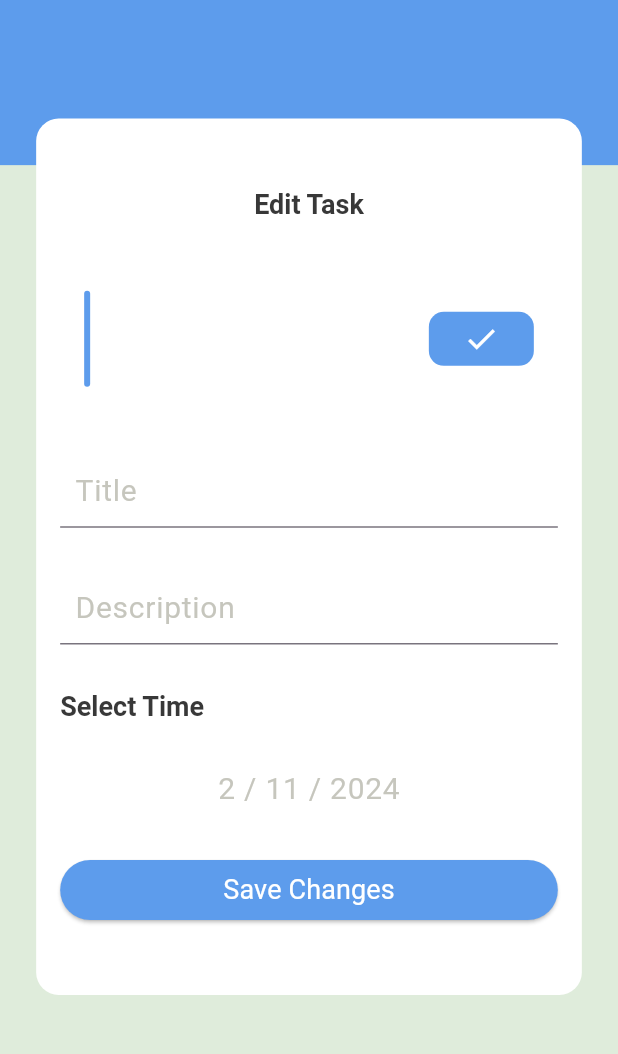
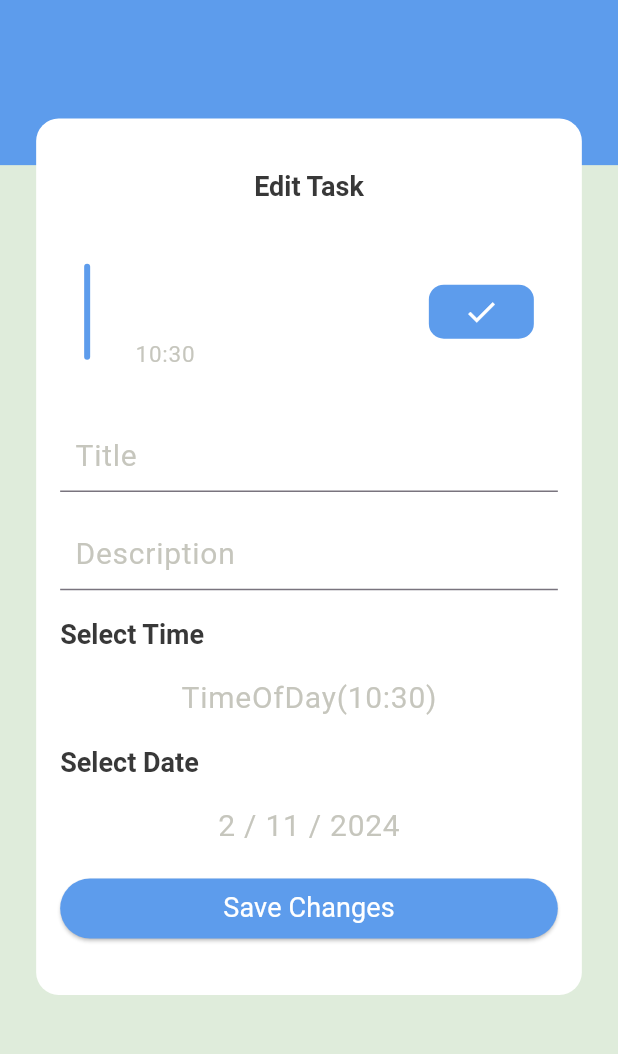
Before and after one commit to HeroHi/todo, a Flutter app: the TaskEdit screen opened directly with empty values, on a phone screen of 412 x 824 dp, the part 62-1116 px from its top. Run offline on Flutter 3.47's test engine with Material 3 defaults, Android fonts, the phone set to English and light mode, and no system bars; our stand-ins replace cloud_firestore, easy_date_timeline, firebase_auth, firebase_core, flutter_slidable, fluttertoast and 1 more; accounts and stored records are empty.

Commit message:
Added time picker and localization files.

```diff
--- a/lib/ui/screens/home/tabs/tasks/task_card.dart
+++ b/lib/ui/screens/home/tabs/tasks/task_card.dart
@@ -50,6 +50,11 @@ class _TaskCardState extends State<TaskCard> {
               Text(
                 widget.taskModel.description,
                 style: widget.theme.textTheme.titleMedium,
+              ),
+              Text(
+                "${widget.taskModel.date.hour}:${widget.taskModel.date.minute}",
+                style:
+                    widget.theme.textTheme.labelMedium!.copyWith(fontSize: 15),
               )
             ],
           ),
--- a/lib/ui/screens/task_edit/task_edit.dart
+++ b/lib/ui/screens/task_edit/task_edit.dart
@@ -4,26 +4,35 @@ import 'package:todo_app/models/task_model.dart';
 import 'package:todo_app/providers/tasks_provider.dart';
 import 'package:todo_app/ui/screens/home/tabs/tasks/task_card.dart';
 import 'package:todo_app/utils/app_text_styles.dart';
-import 'package:todo_app/widgets/my_date_picker.dart';
+import 'package:todo_app/utils/extensions/datetime_extension.dart';
 import 'package:todo_app/widgets/my_text_field.dart';
 import 'package:todo_app/widgets/show_toast.dart';
 
 import '../../../utils/app_colors.dart';
 
-class TaskEdit extends StatelessWidget {
-  late ThemeData theme;
-  TextEditingController titleController = TextEditingController();
-  TextEditingController descriptionController = TextEditingController();
-  DateTime selectedDate = DateTime.now();
-  late TasksProvider tasksProvider;
+class TaskEdit extends StatefulWidget {
   static String routeName = "taskEdit";
 
-  TaskEdit({super.key});
+  const TaskEdit({super.key});
+
+  @override
+  State<TaskEdit> createState() => _TaskEditState();
+}
+
+class _TaskEditState extends State<TaskEdit> {
+  late ThemeData theme;
+
+  TextEditingController titleController = TextEditingController();
+  TimeOfDay time = TimeOfDay.now();
+  TextEditingController descriptionController = TextEditingController();
+  late TaskModel taskModel;
+  late TasksProvider tasksProvider;
 
   @override
   Widget build(BuildContext context) {
     theme = Theme.of(context);
     tasksProvider = Provider.of(context);
+    taskModel = ModalRoute.of(context)!.settings.arguments as TaskModel;
     return Scaffold(
       resizeToAvoidBottomInset: true,
       appBar: AppBar(
@@ -47,8 +56,6 @@ class TaskEdit extends StatelessWidget {
   }
 
   Container _buildEditBox(BuildContext context) {
-    TaskModel taskModel =
-        ModalRoute.of(context)!.settings.arguments as TaskModel;
     return Container(
       padding: const EdgeInsets.all(16),
       margin: const EdgeInsets.only(bottom: 55),
@@ -80,7 +87,13 @@ class TaskEdit extends StatelessWidget {
             style: theme.textTheme.titleLarge,
             textAlign: TextAlign.start,
           ),
-          MyDatePicker(selectedDate: selectedDate),
+          _buildTimePicker(),
+          Text(
+            "Select Date",
+            style: theme.textTheme.titleLarge,
+            textAlign: TextAlign.start,
+          ),
+          _buildDatePicker(),
           ElevatedButton(
               style: ElevatedButton.styleFrom(
                 backgroundColor: AppColors.primary,
@@ -90,11 +103,14 @@ class TaskEdit extends StatelessWidget {
                     taskId: taskModel.id,
                     title: titleController.text,
                     description: descriptionController.text,
-                    date: selectedDate,
+                    date: taskModel.date,
                     isDone: taskModel.isDone);
+                taskModel.title = titleController.text;
+                taskModel.description = descriptionController.text;
                 showToast(
                     msg: "Task edited successfully",
                     color: AppColors.doneColor);
+                setState(() {});
               },
               child: Text(
                 "Save Changes",
@@ -122,4 +138,52 @@ class TaskEdit extends StatelessWidget {
       ],
     );
   }
+
+  Future<void> _showMyDatePicker() async {
+    taskModel.date = await (showDatePicker(
+            initialDate: taskModel.date,
+            currentDate: taskModel.date,
+            context: context,
+            firstDate: DateTime.now(),
+            lastDate: DateTime(2026))) ??
+        taskModel.date;
+  }
+
+  Widget _buildDatePicker() {
+    return Center(
+      child: InkWell(
+        onTap: () async {
+          await _showMyDatePicker();
+          setState(() {});
+        },
+        child: Text(
+          taskModel.date.formattedDate(),
+          style: theme.textTheme.labelMedium,
+        ),
+      ),
+    );
+  }
+
+  Future<void> _showMyTimePicker() async {
+    time = await showTimePicker(
+            context: context,
+            initialTime: TimeOfDay.fromDateTime(taskModel.date)) ??
+        time;
+    taskModel.date =
+        taskModel.date.copyWith(hour: time.hour, minute: time.minute);
+  }
+
+  Widget _buildTimePicker() {
+    return Center(
+      child: InkWell(
+        onTap: () async {
+          await _showMyTimePicker();
+        },
+        child: Text(
+          time.toString(),
+          style: theme.textTheme.labelMedium,
+        ),
+      ),
+    );
+  }
 }
--- a/lib/widgets/my_date_picker.dart
+++ /dev/null
@@ -1,39 +0,0 @@
-import 'package:flutter/material.dart';
-import 'package:todo_app/utils/extensions/datetime_extension.dart';
-
-class MyDatePicker extends StatefulWidget {
-  DateTime selectedDate;
-
-  MyDatePicker({super.key, required this.selectedDate});
-
-  @override
-  State<MyDatePicker> createState() => _MyDatePickerState();
-}
-
-class _MyDatePickerState extends State<MyDatePicker> {
-  @override
-  Widget build(BuildContext context) {
-    ThemeData theme = Theme.of(context);
-    return Center(
-      child: InkWell(
-        onTap: () async {
-          await _buildDatePicker();
-          setState(() {});
-        },
-        child: Text(
-          widget.selectedDate.formattedDate(),
-          style: theme.textTheme.labelMedium,
-        ),
-      ),
-    );
-  }
-
-  Future<void> _buildDatePicker() async {
-    widget.selectedDate = await (showDatePicker(
-            initialDate: widget.selectedDate,
-            context: context,
-            firstDate: DateTime.now(),
-            lastDate: DateTime(2026))) ??
-        widget.selectedDate;
-  }
-}
--- a/pubspec.yaml
+++ b/pubspec.yaml
@@ -23,6 +23,7 @@ dependencies:
   firebase_auth: ^5.3.1
   shared_preferences: ^2.3.2
   fluttertoast: ^8.2.8
+  easy_localization: ^3.0.7
 dev_dependencies:
   flutter_test:
     sdk: flutter
@@ -36,3 +37,4 @@ flutter:
   uses-material-design: true
 
   assets:
+    - assets/translation/
```
Also changed, not shown: assets/translation/ar.json (added, +24 -0 lines), assets/translation/en.json (added, +24 -0 lines), lib/ui/screens/add_bottom_sheet/add_bottom_sheet.dart (+65 -14 lines), pubspec.lock.
